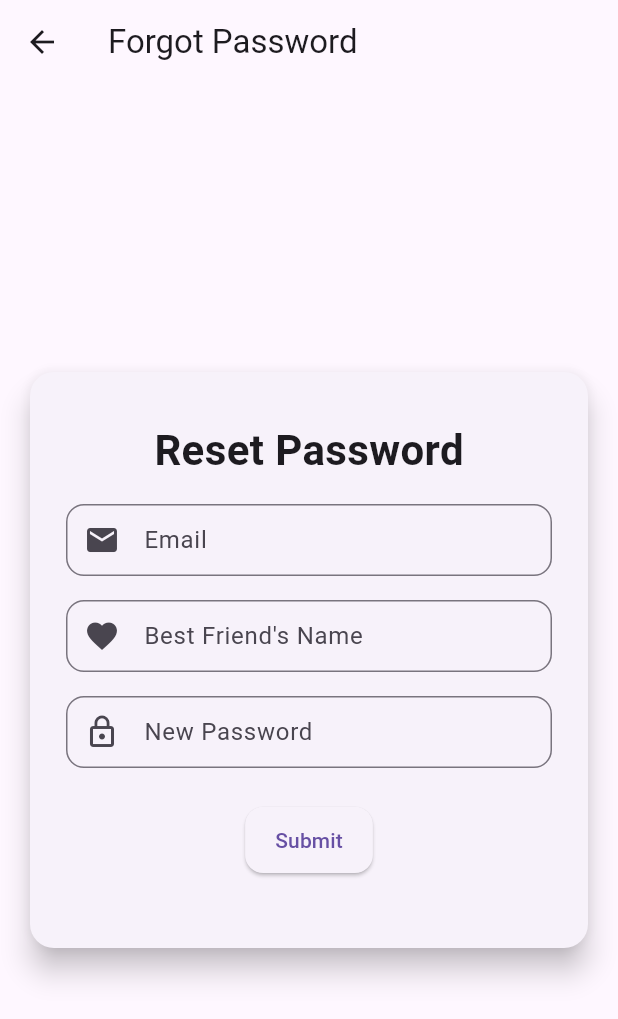
After one commit to SwastikShetty06/Collage-Project-Frontend, a Flutter app: the ForgotPasswordScreen screen opened by its route, on a phone screen of 412 x 824 dp. The commit adds this screen. Shown: the top 1019 px of the screen. Run offline on Flutter 3.47's test engine with Material 3 defaults, Android fonts, the phone set to English and light mode, and no system bars.

Commit message:
16 April, 8:00 PM

```diff
--- a/lib/main.dart
+++ b/lib/main.dart
@@ -2,6 +2,7 @@ import 'package:flutter/material.dart';
 import 'screens/login_screen.dart';
 import 'screens/registration_screen.dart';
 import 'screens/home_screen.dart';
+import 'screens/forgot_password_screen.dart';
 
 void main() {
   runApp(const MyApp());
@@ -38,6 +39,7 @@ class MyApp extends StatelessWidget {
         '/': (context) => const LoginScreen(),
         '/register': (context) => const RegistrationScreen(),
         '/home': (context) => HomeScreen(userId: ''),
+        '/forgot_password': (context) => const ForgotPasswordScreen(),
       },
     );
   }
--- /dev/null
+++ b/lib/screens/forgot_password_screen.dart
@@ -0,0 +1,157 @@
+import 'package:flutter/material.dart';
+import '../services/auth_service.dart';
+import 'login_screen.dart';
+
+class ForgotPasswordScreen extends StatefulWidget {
+  const ForgotPasswordScreen({super.key});
+  @override
+  State<ForgotPasswordScreen> createState() => _ForgotPasswordScreenState();
+}
+
+class _ForgotPasswordScreenState extends State<ForgotPasswordScreen>
+    with SingleTickerProviderStateMixin {
+  final AuthService _authService = AuthService();
+  final TextEditingController _emailController = TextEditingController();
+  final TextEditingController _bestFriendController = TextEditingController();
+  final TextEditingController _newPasswordController = TextEditingController();
+  bool _isLoading = false;
+  String _message = '';
+
+  late final AnimationController _fadeController;
+  late final Animation<double> _fadeAnimation;
+
+  @override
+  void initState() {
+    super.initState();
+    _fadeController = AnimationController(
+      vsync: this,
+      duration: const Duration(milliseconds: 800),
+    );
+    _fadeAnimation = CurvedAnimation(
+      parent: _fadeController,
+      curve: Curves.easeIn,
+    );
+    _fadeController.forward();
+  }
+
+  @override
+  void dispose() {
+    _fadeController.dispose();
+    _emailController.dispose();
+    _bestFriendController.dispose();
+    _newPasswordController.dispose();
+    super.dispose();
+  }
+
+  void _forgotPassword() async {
+    setState(() {
+      _isLoading = true;
+      _message = '';
+    });
+    final response = await _authService.forgotPassword(
+      _emailController.text.trim(),
+      _bestFriendController.text.trim(),
+      _newPasswordController.text.trim(),
+    );
+    setState(() {
+      _isLoading = false;
+      _message = response['message'] ?? 'Unknown error occurred';
+    });
+    // If success, navigate back to login after a short delay.
+    if (_message.contains("successfully")) {
+      Future.delayed(const Duration(seconds: 2), () {
+        Navigator.pushReplacement(
+          context,
+          MaterialPageRoute(builder: (context) => const LoginScreen()),
+        );
+      });
+    }
+  }
+
+  @override
+  Widget build(BuildContext context) {
+    return Scaffold(
+      appBar: AppBar(title: const Text('Forgot Password')),
+      body: FadeTransition(
+        opacity: _fadeAnimation,
+        child: Center(
+          child: SingleChildScrollView(
+            padding: const EdgeInsets.all(16.0),
+            child: Card(
+              elevation: 8,
+              shape: RoundedRectangleBorder(
+                borderRadius: BorderRadius.circular(16),
+              ),
+              child: Padding(
+                padding: const EdgeInsets.symmetric(
+                  horizontal: 24,
+                  vertical: 32,
+                ),
+                child: Column(
+                  mainAxisSize: MainAxisSize.min,
+                  children: [
+                    const Text(
+                      'Reset Password',
+                      style: TextStyle(
+                        fontSize: 28,
+                        fontWeight: FontWeight.bold,
+                      ),
+                    ),
+                    const SizedBox(height: 16),
+                    TextField(
+                      controller: _emailController,
+                      decoration: const InputDecoration(
+                        labelText: 'Email',
+                        prefixIcon: Icon(Icons.email),
+                      ),
+                    ),
+                    const SizedBox(height: 16),
+                    TextField(
+                      controller: _bestFriendController,
+                      decoration: const InputDecoration(
+                        labelText: 'Best Friend\'s Name',
+                        prefixIcon: Icon(Icons.favorite),
+                      ),
+                    ),
+                    const SizedBox(height: 16),
+                    TextField(
+                      controller: _newPasswordController,
+                      decoration: const InputDecoration(
+                        labelText: 'New Password',
+                        prefixIcon: Icon(Icons.lock_outline),
+                      ),
+                      obscureText: true,
+                    ),
+                    const SizedBox(height: 24),
+                    ElevatedButton(
+                      onPressed: _isLoading ? null : _forgotPassword,
+                      child:
+                          _isLoading
+                              ? const CircularProgressIndicator(
+                                strokeWidth: 2,
+                                color: Colors.white,
+                              )
+                              : const Text('Submit'),
+                    ),
+                    const SizedBox(height: 16),
+                    if (_message.isNotEmpty)
+                      Text(
+                        _message,
+                        style: TextStyle(
+                          color:
+                              _message.contains("successfully")
+                                  ? Colors.green
+                                  : Colors.red,
+                          fontWeight: FontWeight.bold,
+                        ),
+                      ),
+                  ],
+                ),
+              ),
+            ),
+          ),
+        ),
+      ),
+    );
+  }
+}
--- a/lib/screens/login_screen.dart
+++ b/lib/screens/login_screen.dart
@@ -4,7 +4,6 @@ import 'home_screen.dart';
 
 class LoginScreen extends StatefulWidget {
   const LoginScreen({super.key});
-
   @override
   State<LoginScreen> createState() => _LoginScreenState();
 }
@@ -23,7 +22,6 @@ class _LoginScreenState extends State<LoginScreen>
   @override
   void initState() {
     super.initState();
-    // Animation controller for fade effect.
     _fadeController = AnimationController(
       vsync: this,
       duration: const Duration(milliseconds: 800),
@@ -137,6 +135,17 @@ class _LoginScreenState extends State<LoginScreen>
                               : const Text('Login'),
                     ),
                     const SizedBox(height: 12),
+                    // New button for Forgot Password
+                    TextButton(
+                      onPressed: () {
+                        Navigator.pushNamed(context, '/forgot_password');
+                      },
+                      child: const Text(
+                        "Forgot Password?",
+                        style: TextStyle(fontWeight: FontWeight.bold),
+                      ),
+                    ),
+                    const SizedBox(height: 12),
                     TextButton(
                       onPressed: () {
                         Navigator.pushNamed(context, '/register');
```
Also changed, not shown: lib/screens/registration_screen.dart (+14 -1 lines), lib/services/auth_service.dart (+19 -0 lines), 7 other files.
